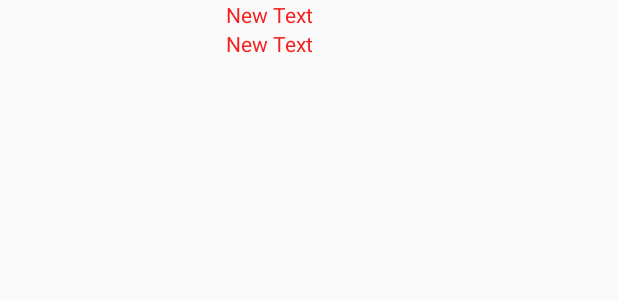
After one commit to peeravich/My-Traffic-, an Android app: the layout my_lisview.xml on its own in the app's theme, with its tools: preview values and no code run, on a phone screen of 412 x 824 dp. The commit adds this screen. Shown: the top 300 px of the screen. Run offline under Robolectric (Android 15) with nearby library versions, the phone set to English and light mode, and no system bars.

Commit message:
designUL LISTVIEW

```diff
--- a/app/src/main/res/layout/activity_main.xml
+++ b/app/src/main/res/layout/activity_main.xml
@@ -36,5 +36,6 @@
         android:layout_above="@+id/button"
         android:layout_marginTop="20dp"
         android:layout_marginBottom="20dp"
-        android:background="#82ffffff" />
+        android:background="#82ffffff"
+        android:layout_margin="15dp" />
 </RelativeLayout>
--- /dev/null
+++ b/app/src/main/res/layout/my_lisview.xml
@@ -0,0 +1,32 @@
+<?xml version="1.0" encoding="utf-8"?>
+<LinearLayout xmlns:android="http://schemas.android.com/apk/res/android"
+    android:orientation="horizontal" android:layout_width="wrap_content"
+    android:layout_height="wrap_content">
+
+    <ImageView
+        android:layout_width="@dimen/icon"
+        android:layout_height="@dimen/icon"
+        android:id="@+id/imageView"
+        android:layout_margin="15dp" />
+
+    <LinearLayout
+        android:orientation="vertical"
+        android:layout_width="match_parent"
+        android:layout_height="match_parent">
+
+        <TextView
+            android:layout_width="wrap_content"
+            android:layout_height="wrap_content"
+            android:text="New Text"
+            android:id="@+id/textView2"
+            android:gravity="center_vertical"
+            android:textColor="#f42121" />
+
+        <TextView
+            android:layout_width="wrap_content"
+            android:layout_height="wrap_content"
+            android:text="New Text"
+            android:id="@+id/textView3"
+            android:textColor="#f42121" />
+    </LinearLayout>
+</LinearLayout>
--- a/app/src/main/res/values/dimens.xml
+++ b/app/src/main/res/values/dimens.xml
@@ -5,4 +5,7 @@
 
     <dimen name="h1">30sp</dimen>
     <dimen name="h2">20sp</dimen>
+
+    <dimen name="icon">120dp</dimen>
+    <dimen name="image">200dp</dimen>
 </resources>
```
